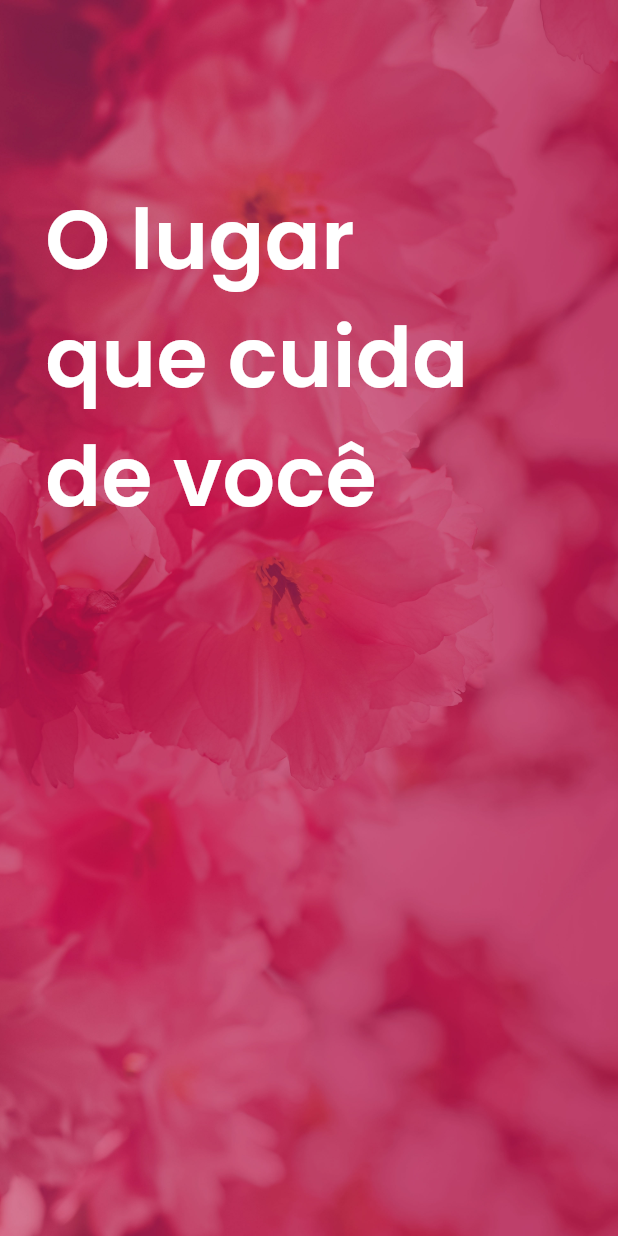
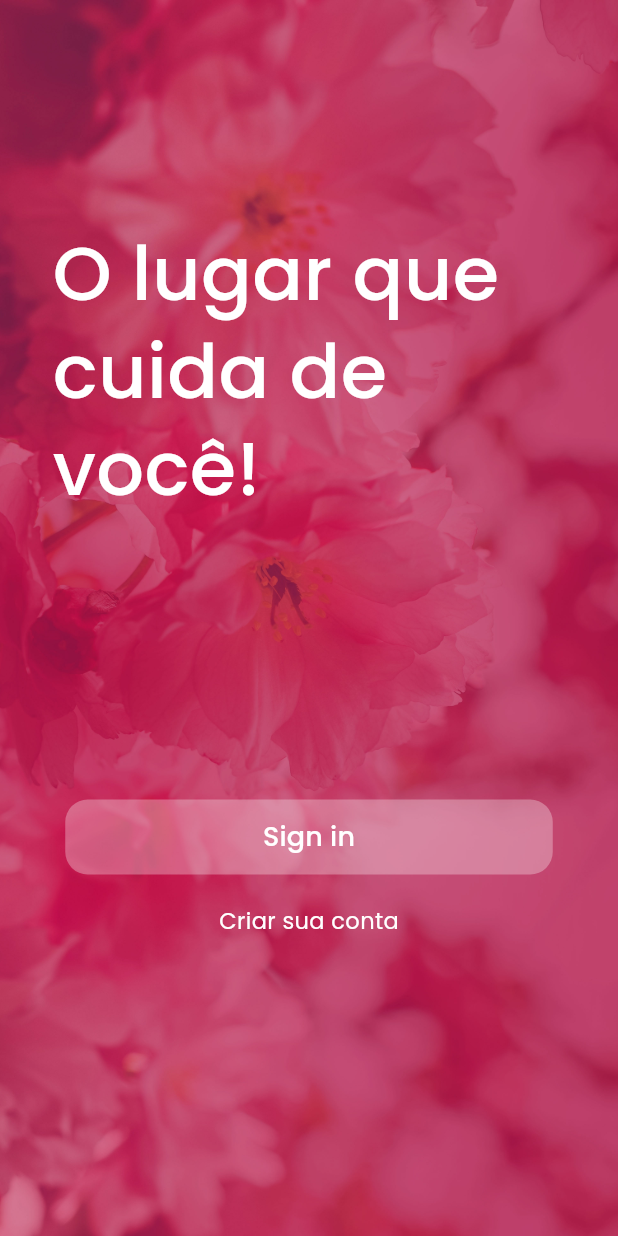
Before and after one commit to guylhermed/espaco_eleva, a Flutter app: the screen it shows after launch, on a phone screen of 412 x 824 dp. Run offline on Flutter 3.47's test engine with Material 3 defaults, Android fonts, the phone set to English and light mode, and no system bars.

Commit message:
feat: login layout

```diff
--- a/lib/view/home.dart
+++ b/lib/view/home.dart
@@ -1,4 +1,6 @@
 import 'package:flutter/material.dart';
+
+import 'login.dart';
 
 class Home extends StatelessWidget {
   const Home({Key? key}) : super(key: key);
@@ -10,20 +12,75 @@ class Home extends StatelessWidget {
         fit: StackFit.expand,
         children: [
           Container(
-            decoration: BoxDecoration(
+            decoration: const BoxDecoration(
               image: DecorationImage(
                 image: AssetImage('assets/flower_background_2.jpg'),
                 fit: BoxFit.cover,
               ),
             ),
           ),
-          Padding(
-            padding: const EdgeInsets.only(top: 120.0, left: 30.0),
-            child: Text(
-              'O lugar\nque cuida\nde você',
-              style: TextStyle(color: Colors.white, fontSize: 55, fontWeight: FontWeight.w600),
-              overflow: TextOverflow.ellipsis,
-            ),
+          Column(
+            children: [
+              const Padding(
+                padding: EdgeInsets.only(top: 150.0, left: 35.0),
+                child: Align(
+                  alignment: Alignment.topLeft,
+                  child: Text(
+                    'O lugar que\ncuida de\nvocê!',
+                    style: TextStyle(
+                      color: Colors.white,
+                      fontSize: 50,
+                      fontWeight: FontWeight.w500,
+                      height: 1.3,
+                    ),
+                    overflow: TextOverflow.ellipsis,
+                  ),
+                ),
+              ),
+              const Spacer(),
+              Padding(
+                padding: const EdgeInsets.only(bottom: 20),
+                child: Align(
+                  alignment: Alignment.center,
+                  child: SizedBox(
+                    width: 325,
+                    height: 50,
+                    child: TextButton(
+                      onPressed: () {
+                        Navigator.of(context).push(MaterialPageRoute(builder: (context) => const Login()));
+                      },
+                      style: TextButton.styleFrom(
+                        foregroundColor: Colors.white,
+                        backgroundColor: Colors.white.withOpacity(0.3),
+                        shape: RoundedRectangleBorder(
+                          borderRadius: BorderRadius.circular(15.0),
+                        ),
+                      ),
+                      child: const Text(
+                        'Sign in',
+                        style: TextStyle(
+                          color: Colors.white,
+                          fontSize: 18,
+                        ),
+                      ),
+                    ),
+                  ),
+                ),
+              ),
+              const Padding(
+                padding: EdgeInsets.only(bottom: 200),
+                child: Align(
+                  alignment: Alignment.center,
+                  child: Text(
+                    'Criar sua conta',
+                    style: TextStyle(
+                      color: Colors.white,
+                      fontSize: 15,
+                    ),
+                  ),
+                ),
+              ),
+            ],
           ),
         ],
       ),
```
Also changed, not shown: lib/view/login.dart (added, +178 -0 lines).
